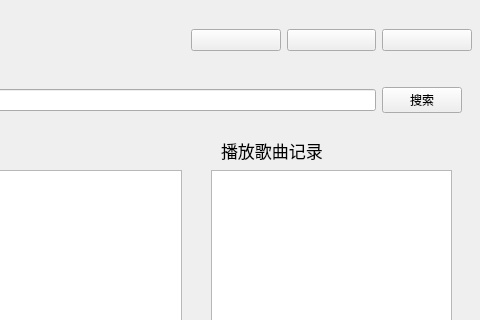
Above: onlinemp3widget.ui from BAOfanTing/RelxMP3player before the change; both pictures show x 479 to 959 and y 0 to 320 of the 959 by 586 pixel window. Below: the same form after it.
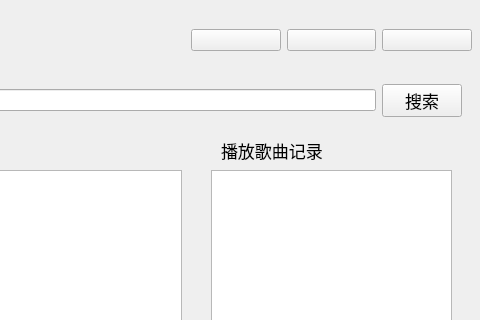
That is the form after the change. Icons and pictures are not drawn.

Commit message: 2.2 鼠标拖动窗口

Diff of the .ui file:
```diff
--- a/onlinemp3widget.ui
+++ b/onlinemp3widget.ui
@@ -103,6 +103,11 @@
     </item>
     <item>
      <widget class="QPushButton" name="btn_search">
+      <property name="font">
+       <font>
+        <pointsize>13</pointsize>
+       </font>
+      </property>
       <property name="text">
        <string>搜索</string>
       </property>
```
The commit also changes 2 other files.
